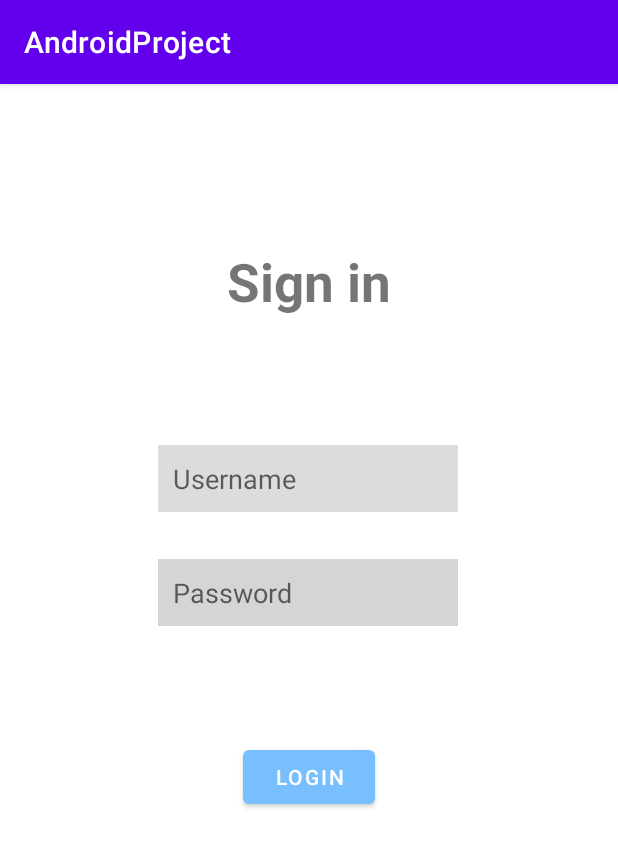
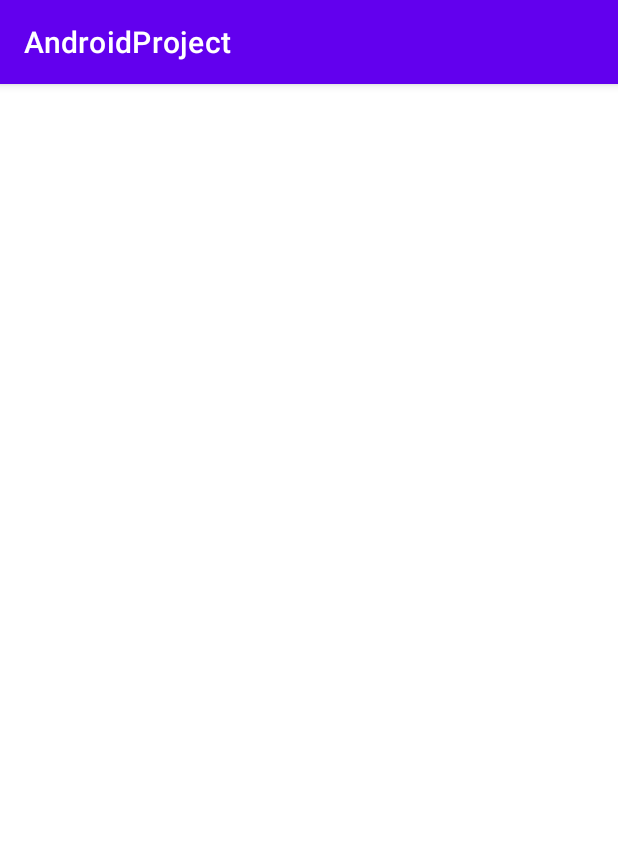
Before and after one commit to brdacostac/Gastronomee, an Android app: the screen it shows after launch (MainActivity), on a phone screen of 412 x 824 dp. Shown: the top 847 px of the screen. Run offline under Robolectric (Android 15) with nearby library versions, the phone set to English and light mode, and no system bars.

Commit message:
Reorganisation du projet

```diff
--- /dev/null
+++ b/app/src/main/java/fr/iut/androidproject/view/MainActivity.kt
@@ -0,0 +1,12 @@
+package fr.iut.androidproject.view
+
+import androidx.appcompat.app.AppCompatActivity
+import android.os.Bundle
+import fr.iut.androidproject.R
+
+class MainActivity : AppCompatActivity() {
+    override fun onCreate(savedInstanceState: Bundle?) {
+        super.onCreate(savedInstanceState)
+        setContentView(R.layout.activity_main)
+    }
+}
--- a/app/src/main/java/fr/iut/androidproject/PresentationRecetteActivity.kt
+++ b/app/src/main/java/fr/iut/androidproject/view/PresentationRecetteActivity.kt
@@ -1,9 +1,10 @@
-package fr.iut.androidproject
+package fr.iut.androidproject.view
 
 import androidx.appcompat.app.AppCompatActivity
 import android.os.Bundle
 import android.widget.*
 import androidx.recyclerview.widget.RecyclerView
+import fr.iut.androidproject.R
 
 class PresentationRecetteActivity : AppCompatActivity() {
     private lateinit var recipeImage: ImageView
--- a/app/src/main/java/fr/iut/androidproject/ProfileActivity.kt
+++ b/app/src/main/java/fr/iut/androidproject/view/ProfileActivity.kt
@@ -1,7 +1,8 @@
-package fr.iut.androidproject
+package fr.iut.androidproject.view
 
 import androidx.appcompat.app.AppCompatActivity
 import android.os.Bundle
+import fr.iut.androidproject.R
 
 class ProfileActivity : AppCompatActivity() {
     override fun onCreate(savedInstanceState: Bundle?) {
--- a/app/src/main/res/layout/activity_main.xml
+++ b/app/src/main/res/layout/activity_main.xml
@@ -4,58 +4,8 @@
     xmlns:tools="http://schemas.android.com/tools"
     android:layout_width="match_parent"
     android:layout_height="match_parent"
-    tools:context=".MainActivity">
+    tools:context=".view.MainActivity">
 
-    <TextView
-        android:id="@+id/textView3"
-        android:layout_width="wrap_content"
-        android:layout_height="wrap_content"
-        android:text="@string/sign_in"
-        android:textSize="35sp"
-        android:textStyle="bold"
-        app:layout_constraintBottom_toBottomOf="parent"
-        app:layout_constraintEnd_toEndOf="parent"
-        app:layout_constraintStart_toStartOf="parent"
-        app:layout_constraintTop_toTopOf="parent"
-        app:layout_constraintVertical_bias="0.15" />
 
-    <EditText
-        android:layout_width="wrap_content"
-        android:layout_height="wrap_content"
-        app:layout_constraintBottom_toBottomOf="parent"
-        app:layout_constraintEnd_toEndOf="parent"
-        app:layout_constraintHorizontal_bias="0.498"
-        app:layout_constraintStart_toStartOf="parent"
-        app:layout_constraintTop_toTopOf="parent"
-        app:layout_constraintVertical_bias="0.333"
-        android:background="#DCDCDC"
-        android:padding="10dp"
-        android:width="200dp"
-        android:hint="@string/username" />
-
-    <EditText
-        android:layout_width="wrap_content"
-        android:layout_height="wrap_content"
-        android:width="200dp"
-        android:background="#D5D5D5"
-        android:hint="@string/password"
-        android:padding="10dp"
-        app:layout_constraintBottom_toBottomOf="parent"
-        app:layout_constraintEnd_toEndOf="parent"
-        app:layout_constraintHorizontal_bias="0.497"
-        app:layout_constraintStart_toStartOf="parent"
-        app:layout_constraintTop_toTopOf="parent"
-        app:layout_constraintVertical_bias="0.438"/>
-
-    <Button
-        android:id="@+id/button"
-        android:layout_width="wrap_content"
-        android:layout_height="wrap_content"
-        android:text="@string/login"
-        app:backgroundTint="#77BFFF"
-        app:layout_constraintBottom_toBottomOf="parent"
-        app:layout_constraintEnd_toEndOf="parent"
-        app:layout_constraintStart_toStartOf="parent"
-        app:layout_constraintTop_toBottomOf="@+id/textView3" />
 
 </androidx.constraintlayout.widget.ConstraintLayout>
--- a/app/src/main/res/layout/activity_presentation_recette.xml
+++ b/app/src/main/res/layout/activity_presentation_recette.xml
@@ -4,7 +4,7 @@
     xmlns:tools="http://schemas.android.com/tools"
     android:layout_width="match_parent"
     android:layout_height="match_parent"
-    tools:context=".PresentationRecetteActivity">
+    tools:context=".view.PresentationRecetteActivity">
 
     <LinearLayout
         xmlns:android="http://schemas.android.com/apk/res/android"
--- a/app/src/main/res/layout/activity_profile.xml
+++ b/app/src/main/res/layout/activity_profile.xml
@@ -4,7 +4,7 @@
     xmlns:tools="http://schemas.android.com/tools"
     android:layout_width="match_parent"
     android:layout_height="match_parent"
-    tools:context=".ProfileActivity">
+    tools:context=".view.ProfileActivity">
 
 
 
```
Also changed, not shown: app/src/main/AndroidManifest.xml (+6 -3 lines), app/src/main/java/fr/iut/androidproject/view/LoginActivity.kt (renamed from app/src/main/java/fr/iut/androidproject/MainActivity.kt, +4 -3 lines), app/src/main/res/layout/activity_login.xml (added, +64 -0 lines).
